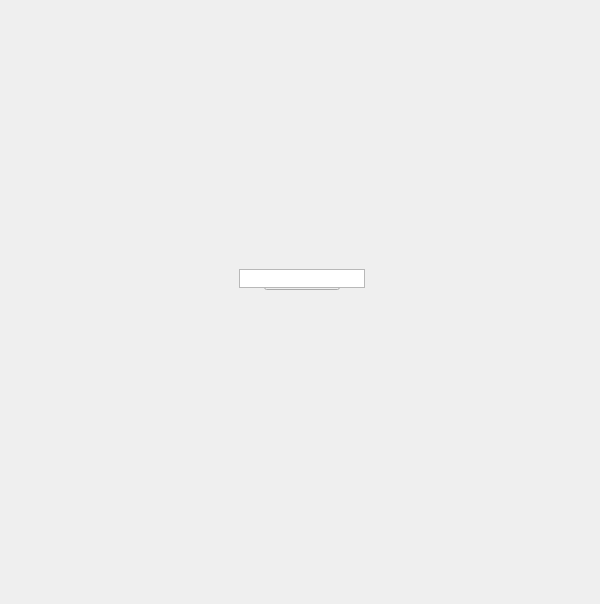
Qt form tentacle/ui/main.lower#submenu.ui (m3trik/tentacle) before a commit.
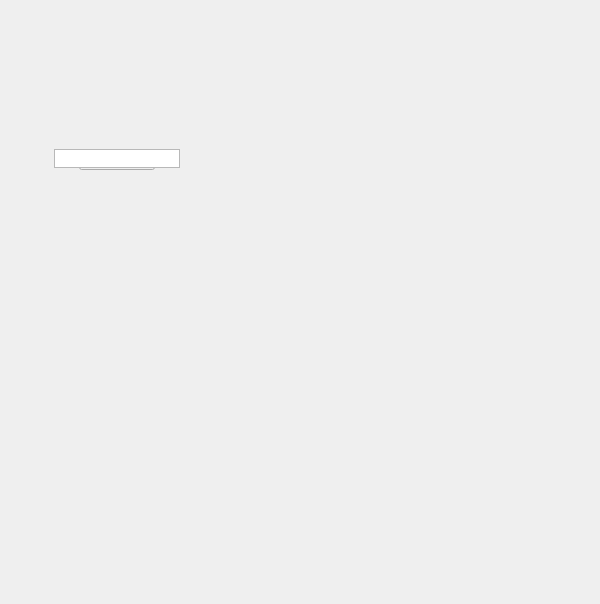
The same form after that commit. Custom widgets are drawn as their Qt base class.

The edit to the form file:
```diff
--- a/tentacle/ui/main.lower#submenu.ui
+++ b/tentacle/ui/main.lower#submenu.ui
@@ -62,8 +62,8 @@
       <widget class="QPushButton" name="i000">
        <property name="geometry">
         <rect>
-         <x>255</x>
-         <y>260</y>
+         <x>70</x>
+         <y>140</y>
          <width>76</width>
          <height>21</height>
         </rect>
@@ -87,8 +87,8 @@
       <widget class="ListWidget" name="list000">
        <property name="geometry">
         <rect>
-         <x>230</x>
-         <y>260</y>
+         <x>45</x>
+         <y>140</y>
          <width>126</width>
          <height>19</height>
         </rect>
```
